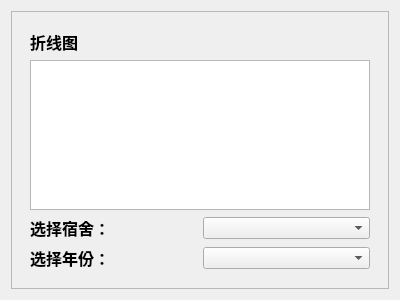
Qt form ui/stateManagement.ui (JGSU-SoftwareEngineering/UtilityManagementSystem) before a commit.
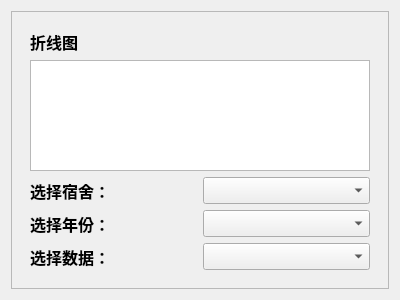
The same form after that commit. The open tabs and pages were chosen to show the change. Custom widgets are drawn as their Qt base class.

```diff
--- a/ui/stateManagement.ui
+++ b/ui/stateManagement.ui
@@ -110,7 +110,7 @@
          </layout>
         </widget>
         <widget class="QWidget" name="pageOfYear">
-         <layout class="QVBoxLayout" name="verticalLayout_3" stretch="0,10,0,0">
+         <layout class="QVBoxLayout" name="verticalLayout_3" stretch="1,10,1,1,1">
           <item>
            <widget class="QLabel" name="label">
             <property name="font">
@@ -148,7 +148,7 @@
              <widget class="QComboBox" name="dormitoryOfYear">
               <property name="font">
                <font>
-                <pointsize>9</pointsize>
+                <pointsize>12</pointsize>
                </font>
               </property>
              </widget>
@@ -175,7 +175,34 @@
              <widget class="QComboBox" name="yearOfYear">
               <property name="font">
                <font>
-                <pointsize>9</pointsize>
+                <pointsize>12</pointsize>
+               </font>
+              </property>
+             </widget>
+            </item>
+           </layout>
+          </item>
+          <item>
+           <layout class="QHBoxLayout" name="horizontalLayout_6">
+            <item>
+             <widget class="QLabel" name="label_8">
+              <property name="font">
+               <font>
+                <pointsize>12</pointsize>
+                <weight>75</weight>
+                <bold>true</bold>
+               </font>
+              </property>
+              <property name="text">
+               <string>选择数据：</string>
+              </property>
+             </widget>
+            </item>
+            <item>
+             <widget class="QComboBox" name="currDataOfYear">
+              <property name="font">
+               <font>
+                <pointsize>12</pointsize>
                </font>
               </property>
              </widget>
```
Left out of the diff: 26 changed lines with no effect on the pictures.
